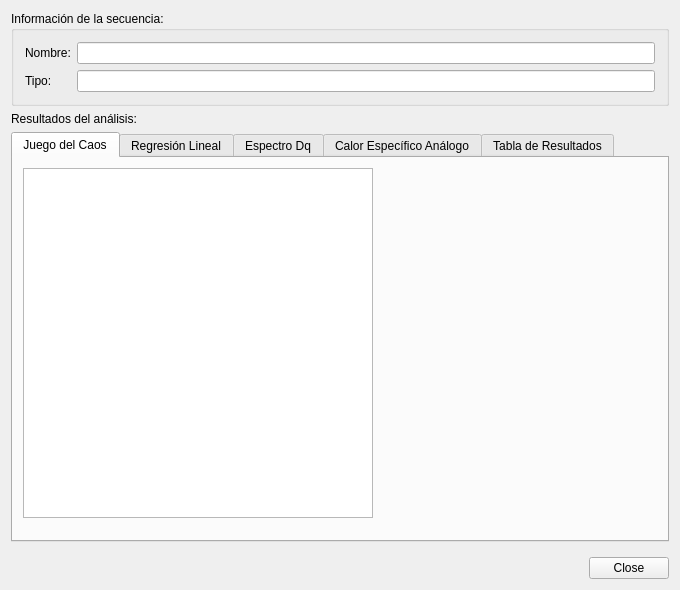
Before: the Qt Designer form src/gui/MfaResultsForm.ui in hspitia/GenomAMf, drawn with Qt 5.
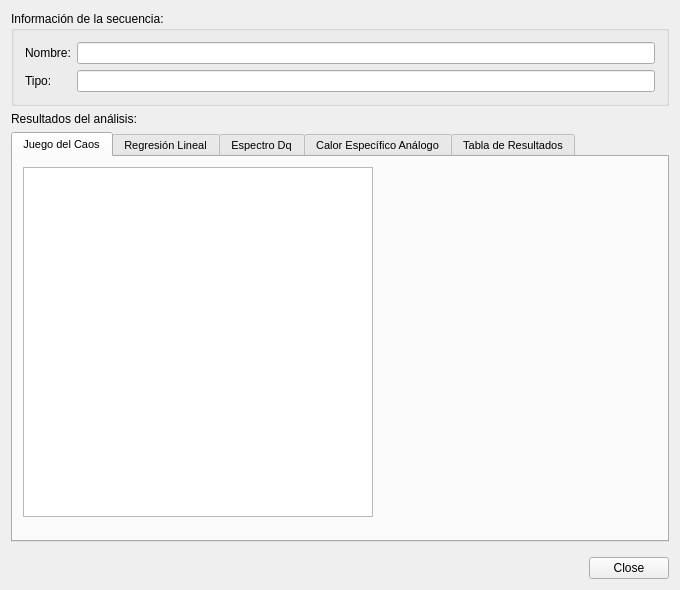
After: the same form once the commit is applied. Icons and pictures are not drawn.

```diff
--- a/src/gui/MfaResultsForm.ui
+++ b/src/gui/MfaResultsForm.ui
@@ -64,6 +64,14 @@
      </item>
      <item>
       <widget class="QTabWidget" name="tabWidget">
+       <property name="font">
+        <font>
+         <pointsize>8</pointsize>
+        </font>
+       </property>
+       <property name="tabShape">
+        <enum>QTabWidget::Rounded</enum>
+       </property>
        <property name="currentIndex">
         <number>0</number>
        </property>
```
Left out of the diff: 28 changed lines with no effect on the pictures.
